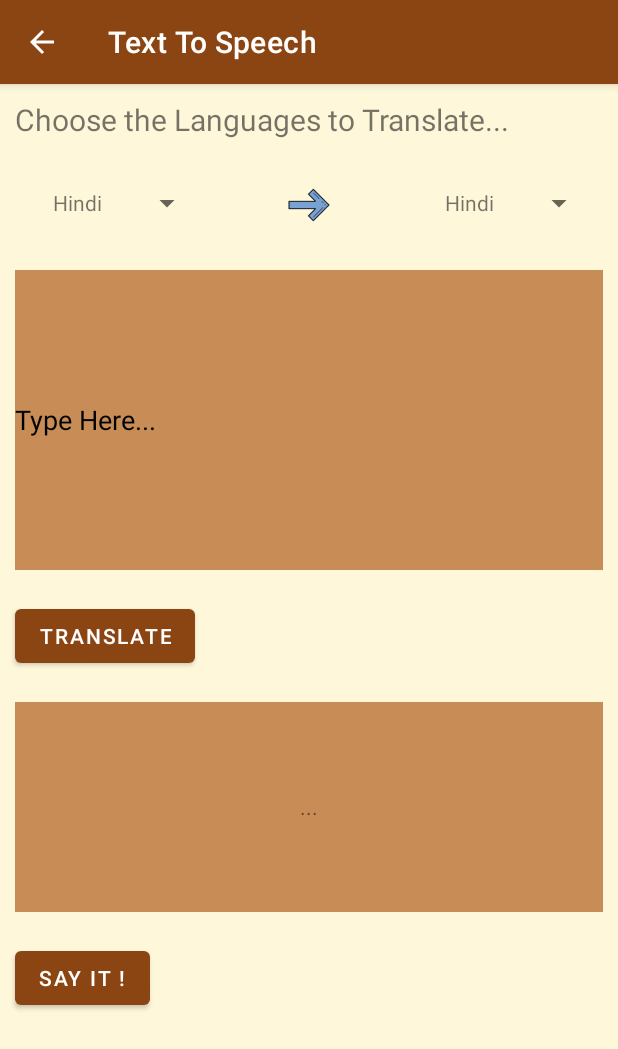
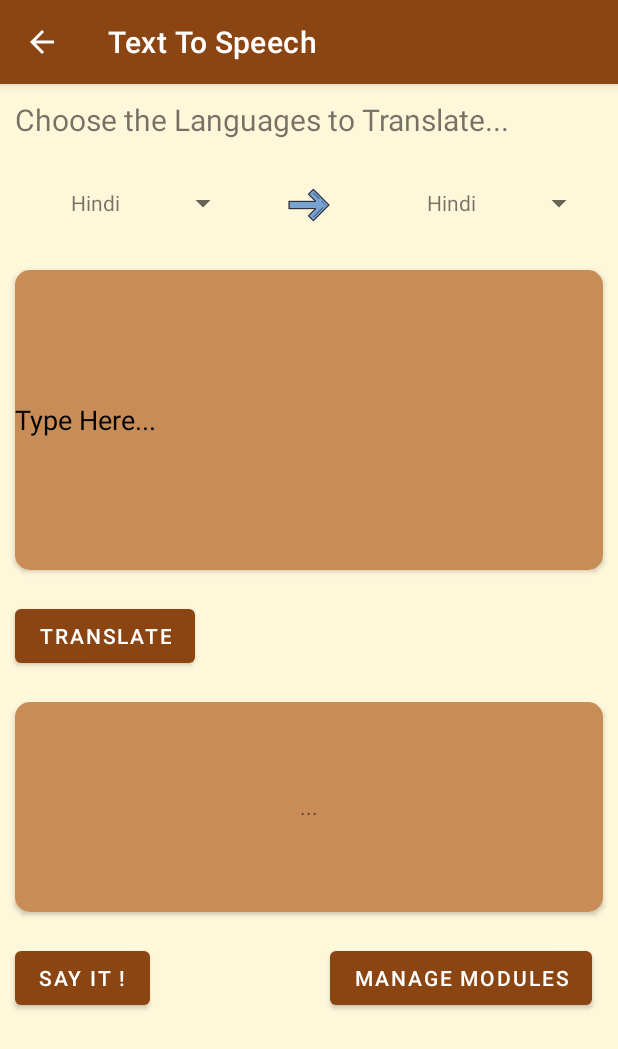
Before and after one commit to rajkamal2819/LanguagePad-Application, an Android app: the TextToVoiceGenerator screen opened directly, with no data from a screen before it, on a phone screen of 412 x 824 dp. Shown: the top 1049 px of the screen. Run offline under Robolectric (Android 15) with nearby library versions, the phone set to English and light mode, and no system bars; libraries missing offline, so code that uses them is left out: com.google.mlkit.common, com.google.mlkit.nl; 1 statement that could not run was skipped.

Commit message:
commit 4: added custom adapter and manage module class to mange the modules that are downloaded for translation but failed this idea

```diff
--- a/app/src/main/java/com/example/miwokapp/TextToVoiceGenerator.java
+++ b/app/src/main/java/com/example/miwokapp/TextToVoiceGenerator.java
@@ -3,6 +3,7 @@ package com.example.miwokapp;
 import androidx.annotation.NonNull;
 import androidx.appcompat.app.AppCompatActivity;
 
+import android.content.Intent;
 import android.os.Bundle;
 import android.speech.tts.TextToSpeech;
 import android.util.Log;
@@ -19,8 +20,10 @@ import android.widget.Toast;
 import com.google.android.gms.tasks.OnFailureListener;
 import com.google.android.gms.tasks.OnSuccessListener;
 import com.google.mlkit.common.model.DownloadConditions;
+import com.google.mlkit.common.model.RemoteModelManager;
 import com.google.mlkit.nl.translate.NaturalLanguageTranslateRegistrar;
 import com.google.mlkit.nl.translate.TranslateLanguage;
+import com.google.mlkit.nl.translate.TranslateRemoteModel;
 import com.google.mlkit.nl.translate.Translation;
 import com.google.mlkit.nl.translate.Translator;
 import com.google.mlkit.nl.translate.TranslatorOptions;
@@ -37,6 +40,7 @@ public class TextToVoiceGenerator extends AppCompatActivity {
     private Button sayIt;
     private Spinner toLanguageSpinner;
     private String ttsS = "Error";
+    private Button moduleManage;
     String[] fromLanguageString = {"Hindi", "English", "Spanish", "German", "Russian", "English", "French", "Arabic"};
     String[] toLanguageString = {"Hindi", "English", "Spanish", "German", "Russian", "English", "French", "Arabic"};
 
@@ -109,22 +113,22 @@ public class TextToVoiceGenerator extends AppCompatActivity {
             @Override
             public void onInit(int status) {
                 if (status != TextToSpeech.ERROR) {
-                    /*switch (toLanguageCode) {
-                        case 11:
-                            tts.setLanguage(Locale.ENGLISH);
-                        case 22:
-                            tts.setLanguage(new Locale("hin-IND"));
-                        case 1:
-                            tts.setLanguage(new Locale("ar-DZ"));
-                        case 13:
-                            tts.setLanguage(new Locale("es-AR"));
-                        case 9:
-                            tts.setLanguage(Locale.GERMAN);
-                        case 44:
-                            tts.setLanguage(new Locale("ru-RU"));
-                        case 17:
-                            tts.setLanguage(Locale.FRENCH);
-                    }*/
+                    switch (toLanguageCode) {
+                        case "en":
+                            tts.setLanguage(Locale.ENGLISH); break;
+                        case "hi":
+                            tts.setLanguage(new Locale("hin-IND")); break;
+                        case "ar":
+                            tts.setLanguage(new Locale("ar-DZ")); break;
+                        case "es":
+                            tts.setLanguage(new Locale("es-AR")); break;
+                        case "de":
+                            tts.setLanguage(Locale.GERMAN); break;
+                        case "ru":
+                            tts.setLanguage(new Locale("ru-RU")); break;
+                        case "fr":
+                            tts.setLanguage(Locale.FRENCH); break;
+                    }
                 }
             }
         });
@@ -138,15 +142,25 @@ public class TextToVoiceGenerator extends AppCompatActivity {
             }
         });
 
+        moduleManage = findViewById(R.id.manage_download_modules_button);
+        moduleManage.setOnClickListener(new View.OnClickListener() {
+            @Override
+            public void onClick(View v) {
+                Intent i = new Intent(TextToVoiceGenerator.this,ManageTranslationModules.class);
+                startActivity(i);
+            }
+        });
 
     }
 
-    private void getTranslatedText(String fromLanguageCode, String toLanguageCode, String text) {
+    Translator translator;
+
+    protected void getTranslatedText(String fromLanguageCode, String toLanguageCode, String text) {
 
         translateTxtView.setText("Please Wait...");
         TranslatorOptions options = new TranslatorOptions.Builder().setSourceLanguage(fromLanguageCode)
                 .setTargetLanguage(toLanguageCode).build();
-        Translator translator = Translation.getClient(options);
+         translator = Translation.getClient(options);
 
         DownloadConditions conditions = new DownloadConditions.Builder().build();
         translator.downloadModelIfNeeded(conditions).addOnSuccessListener(new OnSuccessListener<Void>() {
@@ -172,8 +186,8 @@ public class TextToVoiceGenerator extends AppCompatActivity {
                 Toast.makeText(TextToVoiceGenerator.this, "Failed to Translate\nmay be Internet Issues: " + e.getMessage(), Toast.LENGTH_SHORT).show();
             }
         });
+
     }
-
 
     protected String getLanguageCode(String language) {
         String languageCode = "";
@@ -211,6 +225,10 @@ public class TextToVoiceGenerator extends AppCompatActivity {
             tts.stop();
             tts.shutdown();
         }
+        if (translator != null) {
+            translator.close();
+        }
+
         super.onPause();
     }
 
--- /dev/null
+++ b/app/src/main/res/drawable/edit_text_corners.xml
@@ -0,0 +1,11 @@
+<?xml version="1.0" encoding="utf-8"?>
+<selector xmlns:android="http://schemas.android.com/apk/res/android">
+
+    <shape xmlns:android="http://schemas.android.com/apk/res/android" android:shape="rectangle" >
+        <solid android:color="#C88C56" />
+        <stroke android:width="1dip"
+            android:color="#f1efec"/>
+        <corners android:radius="20dip"/>
+    </shape>
+
+</selector>
--- a/app/src/main/res/layout/activity_text_to_voice_generator.xml
+++ b/app/src/main/res/layout/activity_text_to_voice_generator.xml
@@ -27,7 +27,7 @@
             android:id="@+id/spinnerFrom"
             android:layout_width="0dp"
             android:layout_height="33dp"
-            android:layout_weight="1"
+            android:layout_weight="2"
             android:layout_margin="5dp" />
 
         <ImageView
@@ -43,20 +43,25 @@
             android:layout_width="0dp"
             android:layout_height="33dp"
             android:layout_margin="5dp"
-            android:layout_weight="1" />
-
-
+            android:layout_weight="2" />
 
     </LinearLayout>
 
+     <androidx.cardview.widget.CardView
+         android:layout_width="match_parent"
+         android:layout_height="200dp"
+         android:layout_margin="10dp"
+         android:background="@drawable/edit_text_corners"
+         app:cardElevation="2dp"
+         app:cardCornerRadius="10dp">
     <EditText
         android:id="@+id/TypeHereTxt"
         android:layout_width="match_parent"
-        android:layout_height="200dp"
+        android:layout_height="match_parent"
         android:background="#C88C56"
         android:hint="Type Here..."
-        android:textColorHint="@color/black"
-        android:layout_margin="10dp" />
+        android:textColorHint="@color/black" />
+     </androidx.cardview.widget.CardView>
 
     <Button
         android:id="@+id/translateButton"
@@ -65,15 +70,26 @@
         android:layout_margin="10dp"
         android:text="Translate" />
 
+    <androidx.cardview.widget.CardView
+        android:layout_width="match_parent"
+        android:layout_height="140dp"
+        android:layout_margin="10dp"
+        android:background="@drawable/edit_text_corners"
+        app:cardElevation="2dp"
+        app:cardCornerRadius="10dp">
     <TextView
         android:id="@+id/translation_textView"
         android:layout_width="match_parent"
-        android:layout_height="140dp"
+        android:layout_height="match_parent"
         android:gravity="center"
         android:text="Translation"
-        android:layout_margin="10dp"
         android:background="#C88C56"/>
+    </androidx.cardview.widget.CardView>
 
+    <LinearLayout
+        android:layout_width="match_parent"
+        android:layout_height="wrap_content"
+        android:orientation="horizontal">
     <Button
         android:id="@+id/say_it_button"
         android:layout_width="wrap_content"
@@ -81,4 +97,16 @@
         android:layout_margin="10dp"
         android:text="Say It !" />
 
+        <Button
+            android:id="@+id/manage_download_modules_button"
+            android:layout_width="wrap_content"
+            android:layout_height="wrap_content"
+            android:layout_marginLeft="110dp"
+            android:layout_marginTop="10dp"
+            android:layout_marginBottom="10dp"
+            android:layout_marginRight="10dp"
+            android:text="Manage Modules" />
+
+    </LinearLayout>
+
 </LinearLayout>
--- a/app/src/main/res/values/colors.xml
+++ b/app/src/main/res/values/colors.xml
@@ -27,4 +27,6 @@
 
         <!-- Background color for the phrases category -->
         <color name="category_phrases">#16AFCA</color>
+
+        <color name="category_manage_module">#547067</color>
 </resources>
--- a/app/src/main/res/values/strings.xml
+++ b/app/src/main/res/values/strings.xml
@@ -20,8 +20,6 @@
     <string name="family_label">Family members</string>
     <string name="color_label">colors</string>
     <string name="phrases_label">Phrases</string>
-    <!-- TODO: Remove or change this placeholder text -->
-    <string name="hello_blank_fragment">Hello blank fragment</string>
 
     <string-array name="languages_list">
         <item>German</item>
```
Also changed, not shown: app/src/main/AndroidManifest.xml (+71 -44 lines), app/src/main/java/com/example/miwokapp/ManageModule.java (added, +28 -0 lines), app/src/main/java/com/example/miwokapp/ManageTranslationModules.java (added, +119 -0 lines), app/src/main/java/com/example/miwokapp/ModuleAdapter.java (added, +59 -0 lines), app/src/main/res/layout/manage_translation_list_view.xml (added, +43 -0 lines), app/src/main/res/values/styles.xml (+0 -18 lines).
